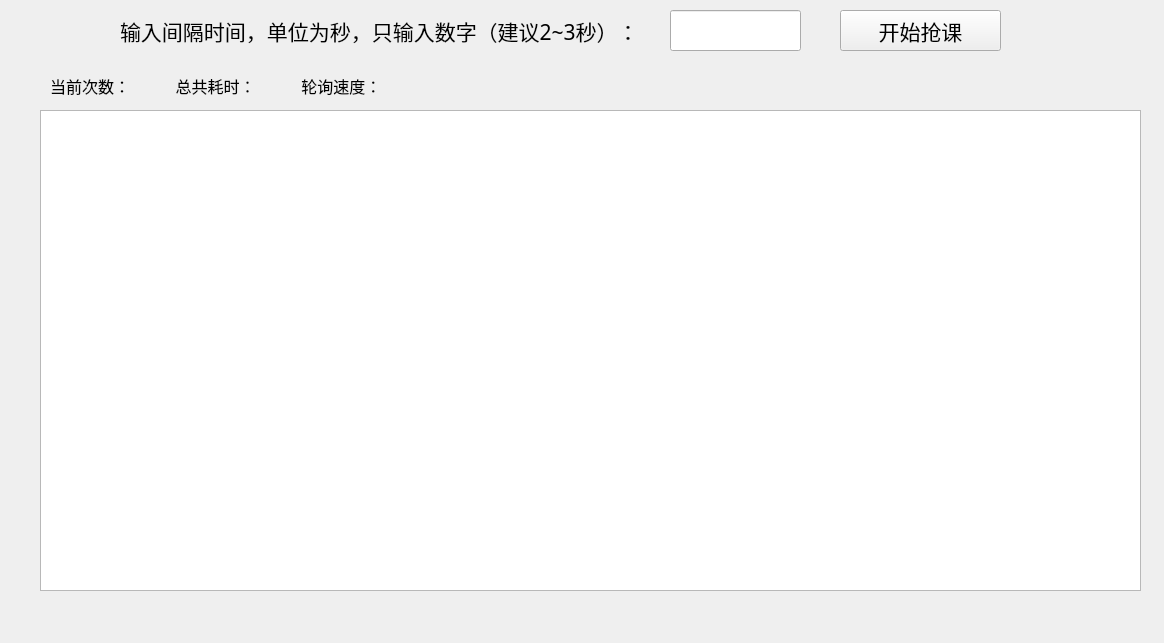
Before: the Qt Designer form ui/start.ui in assumeengagetry/SCU-URP-Helper, drawn with Qt 5.
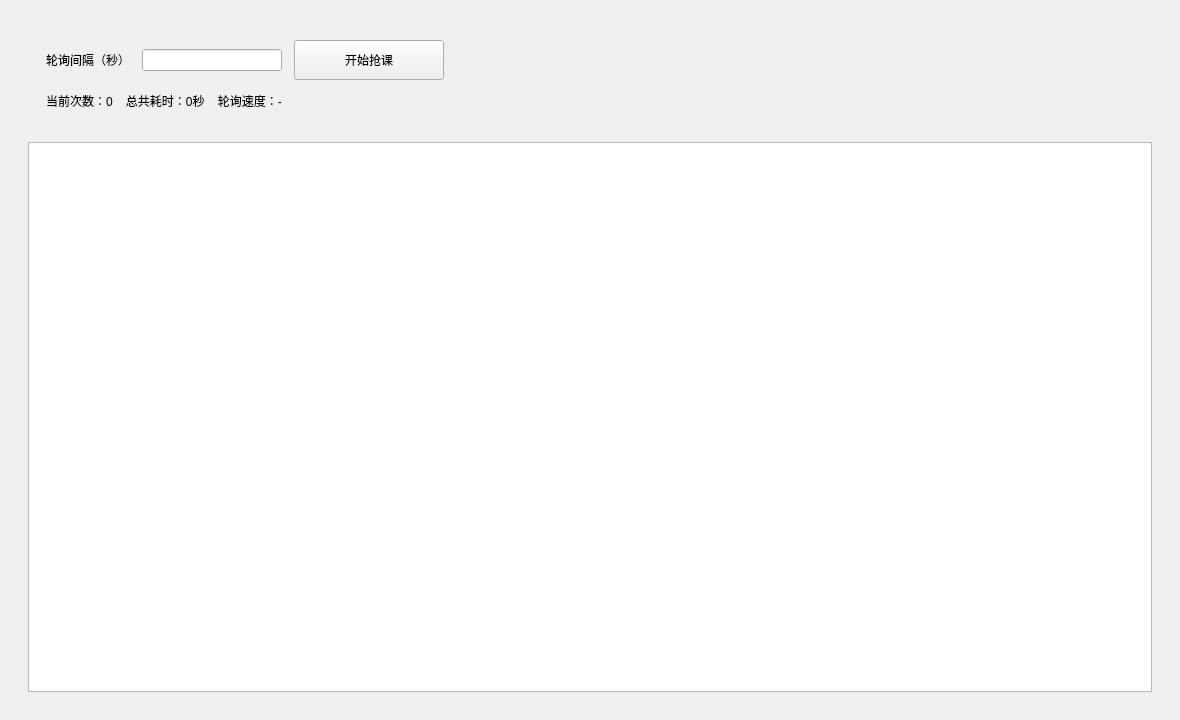
After: the same form once the commit is applied.

The edit to the form file:
```diff
--- a/ui/start.ui
+++ b/ui/start.ui
@@ -6,96 +6,120 @@
    <rect>
     <x>0</x>
     <y>0</y>
-    <width>1164</width>
-    <height>643</height>
+    <width>1180</width>
+    <height>720</height>
    </rect>
   </property>
+  <property name="minimumSize">
+   <size>
+    <width>900</width>
+    <height>560</height>
+   </size>
+  </property>
   <property name="windowTitle">
    <string>Form</string>
   </property>
-  <widget class="QTableWidget" name="table">
-   <property name="geometry">
-    <rect>
-     <x>40</x>
-     <y>110</y>
-     <width>1101</width>
-     <height>481</height>
-    </rect>
+  <layout class="QVBoxLayout" name="pageLayout">
+   <property name="leftMargin">
+    <number>28</number>
    </property>
-  </widget>
-  <widget class="QPushButton" name="start_btn">
-   <property name="geometry">
-    <rect>
-     <x>840</x>
-     <y>10</y>
-     <width>161</width>
-     <height>41</height>
-    </rect>
+   <property name="topMargin">
+    <number>24</number>
    </property>
-   <property name="font">
-    <font>
-     <family>微软雅黑</family>
-     <pointsize>16</pointsize>
-    </font>
+   <property name="rightMargin">
+    <number>28</number>
    </property>
-   <property name="text">
-    <string>开始抢课</string>
+   <property name="bottomMargin">
+    <number>28</number>
    </property>
-  </widget>
-  <widget class="QLabel" name="label">
-   <property name="geometry">
-    <rect>
-     <x>120</x>
-     <y>10</y>
-     <width>521</width>
-     <height>41</height>
-    </rect>
+   <property name="spacing">
+    <number>16</number>
    </property>
-   <property name="font">
-    <font>
-     <family>微软雅黑</family>
-     <pointsize>16</pointsize>
-    </font>
-   </property>
-   <property name="text">
-    <string>输入间隔时间，单位为秒，只输入数字（建议2~3秒）：</string>
-   </property>
-  </widget>
-  <widget class="QLineEdit" name="time">
-   <property name="geometry">
-    <rect>
-     <x>670</x>
-     <y>10</y>
-     <width>131</width>
-     <height>41</height>
-    </rect>
-   </property>
-   <property name="font">
-    <font>
-     <family>微软雅黑</family>
-     <pointsize>16</pointsize>
-    </font>
-   </property>
-  </widget>
-  <widget class="QLabel" name="running_info">
-   <property name="geometry">
-    <rect>
-     <x>50</x>
-     <y>70</y>
-     <width>1081</width>
-     <height>31</height>
-    </rect>
-   </property>
-   <property name="font">
-    <font>
-     <family>宋体</family>
-     <pointsize>12</pointsize>
-    </font>
-   </property>
-   <property name="text">
-    <string>当前次数：           总共耗时：           轮询速度：  </string>
-   </property>
-  </widget>
+   <item>
+    <widget class="QFrame" name="toolbarCard">
+     <property name="frameShape">
+      <enum>QFrame::NoFrame</enum>
+     </property>
+     <layout class="QVBoxLayout" name="toolbarOuterLayout">
+      <property name="leftMargin">
+       <number>18</number>
+      </property>
+      <property name="topMargin">
+       <number>16</number>
+      </property>
+      <property name="rightMargin">
+       <number>18</number>
+      </property>
+      <property name="bottomMargin">
+       <number>16</number>
+      </property>
+      <property name="spacing">
+       <number>12</number>
+      </property>
+      <item>
+       <layout class="QHBoxLayout" name="toolbarLayout">
+        <property name="spacing">
+         <number>12</number>
+        </property>
+        <item>
+         <widget class="QLabel" name="label">
+          <property name="text">
+           <string>轮询间隔（秒）</string>
+          </property>
+         </widget>
+        </item>
+        <item>
+         <widget class="QLineEdit" name="time">
+          <property name="maximumSize">
+           <size>
+            <width>140</width>
+            <height>16777215</height>
+           </size>
+          </property>
+         </widget>
+        </item>
+        <item>
+         <widget class="QPushButton" name="start_btn">
+          <property name="minimumSize">
+           <size>
+            <width>150</width>
+            <height>40</height>
+           </size>
+          </property>
+          <property name="text">
+           <string>开始抢课</string>
+          </property>
+         </widget>
+        </item>
+        <item>
+         <spacer name="toolbarSpacer">
+          <property name="orientation">
+           <enum>Qt::Horizontal</enum>
+          </property>
+          <property name="sizeHint" stdset="0">
+           <size>
+            <width>40</width>
+            <height>20</height>
+           </size>
+          </property>
+         </spacer>
+        </item>
+       </layout>
+      </item>
+      <item>
+       <widget class="QLabel" name="running_info">
+        <property name="text">
+         <string>当前次数：0    总共耗时：0秒    轮询速度：-</string>
+        </property>
+       </widget>
+      </item>
+     </layout>
+    </widget>
+   </item>
+   <item>
+    <widget class="QTableWidget" name="table"/>
+   </item>
+  </layout>
  </widget>
  <resources/>
  <connections/>
```
Left out of the diff: 2 changed lines with no effect on the pictures.
